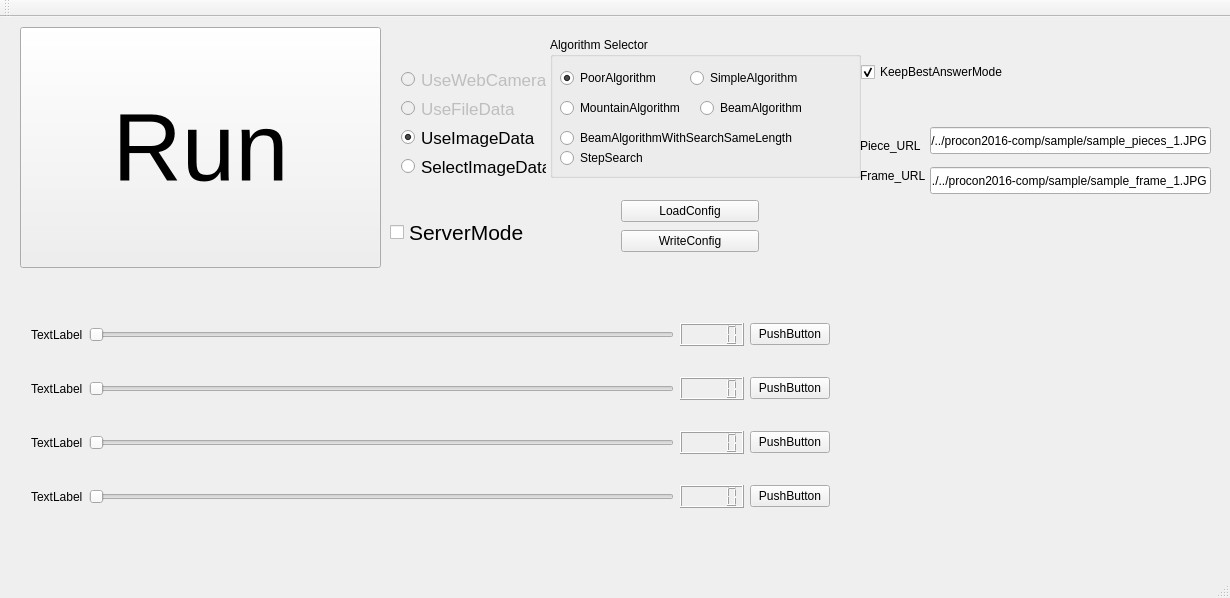
Qt form Hazama/hazama.ui (tnct-spc/procon2017-comp) before a commit.
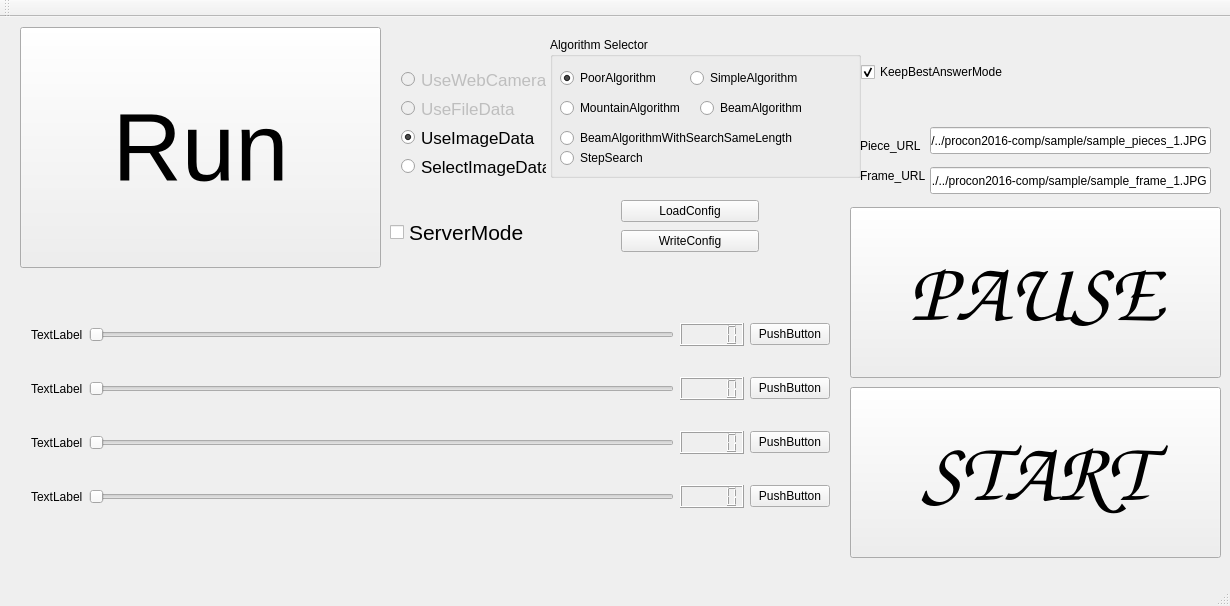
The same form after that commit.

```diff
--- a/Hazama/hazama.ui
+++ b/Hazama/hazama.ui
@@ -7,7 +7,7 @@
     <x>0</x>
     <y>0</y>
     <width>1230</width>
-    <height>598</height>
+    <height>606</height>
    </rect>
   </property>
   <property name="windowTitle">
@@ -430,6 +430,46 @@
      <string>Frame_URL</string>
     </property>
    </widget>
+   <widget class="QPushButton" name="pushButton">
+    <property name="geometry">
+     <rect>
+      <x>850</x>
+      <y>190</y>
+      <width>371</width>
+      <height>171</height>
+     </rect>
+    </property>
+    <property name="font">
+     <font>
+      <family>URW Chancery L</family>
+      <pointsize>64</pointsize>
+      <italic>true</italic>
+     </font>
+    </property>
+    <property name="text">
+     <string>PAUSE</string>
+    </property>
+   </widget>
+   <widget class="QPushButton" name="pushButton_5">
+    <property name="geometry">
+     <rect>
+      <x>850</x>
+      <y>370</y>
+      <width>371</width>
+      <height>171</height>
+     </rect>
+    </property>
+    <property name="font">
+     <font>
+      <family>URW Chancery L</family>
+      <pointsize>64</pointsize>
+      <italic>true</italic>
+     </font>
+    </property>
+    <property name="text">
+     <string>START</string>
+    </property>
+   </widget>
   </widget>
   <widget class="QMenuBar" name="menuBar">
    <property name="geometry">
```
Left out of the diff: 39 changed lines with no effect on the pictures.
